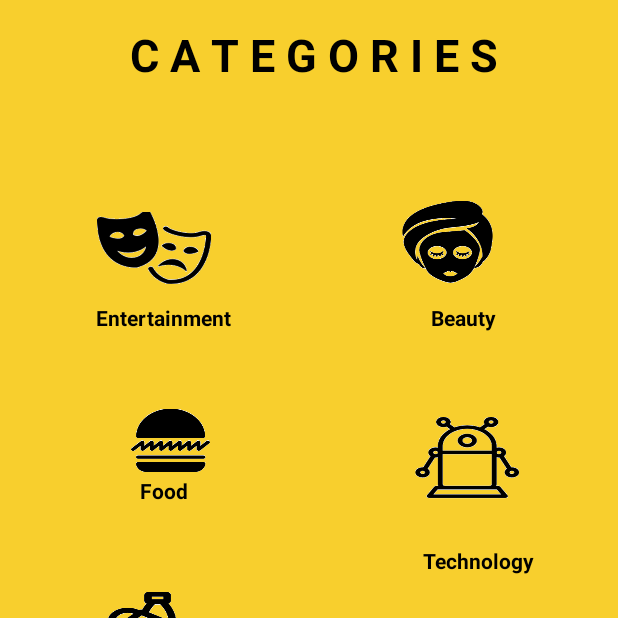
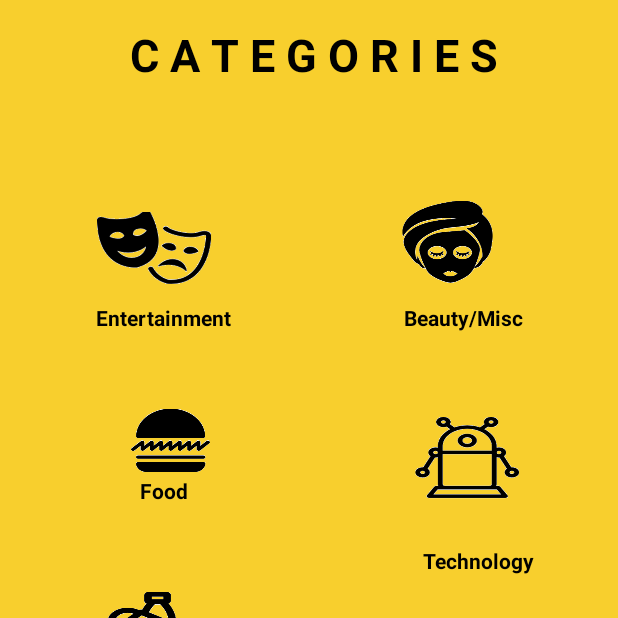
Before and after one commit to hamdamare/Quatra, an Android app: the screen it shows after launch (CategoriesActivity), on a phone screen of 412 x 824 dp, the top half of it. Run offline under Robolectric (Android 15) with nearby library versions, the phone set to English and light mode, and no system bars.

Commit message:
activity

```diff
--- a/app/src/main/res/layout/activity_categories.xml
+++ b/app/src/main/res/layout/activity_categories.xml
@@ -122,7 +122,7 @@
         android:layout_marginEnd="8dp"
         android:layout_marginStart="8dp"
         android:layout_marginTop="8dp"
-        android:text="Beauty"
+        android:text="Beauty/Misc"
         android:textColor="@color/colorPrimaryDark"
         android:textStyle="bold"
         app:layout_constraintBottom_toTopOf="@+id/techBtn"
```
